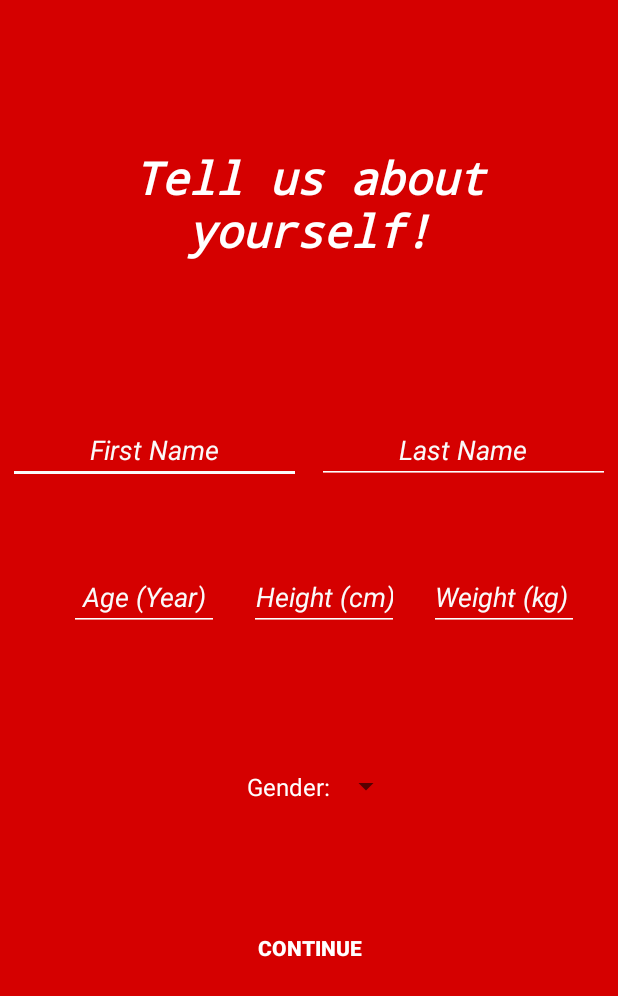
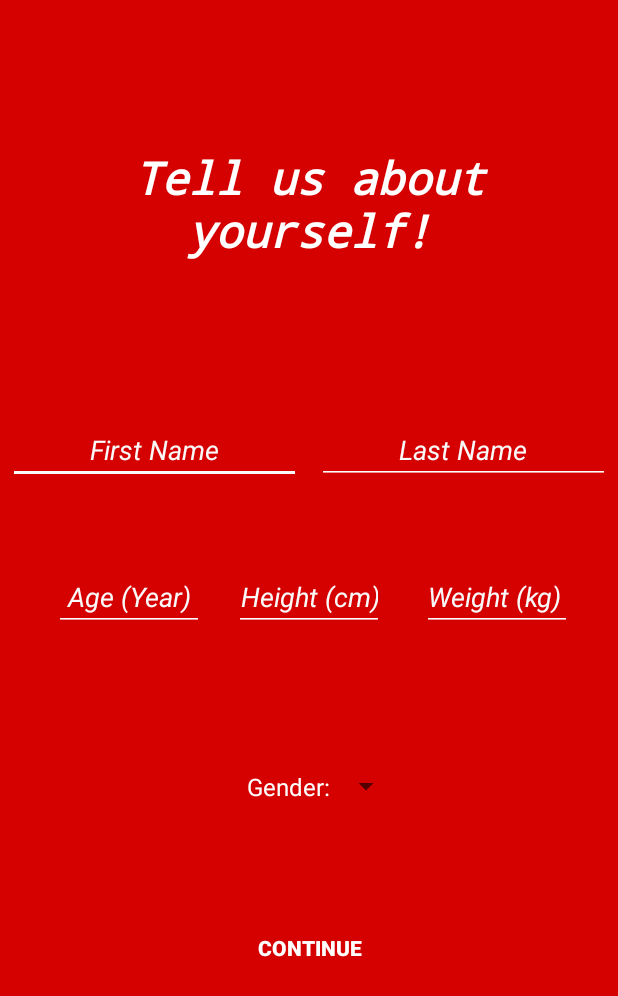
Before and after one commit to theodorethayib/NutriPocket, an Android app: the screen it shows after launch (CreateProfileActivity), on a phone screen of 412 x 824 dp. Shown: the top 996 px of the screen. Run offline under Robolectric (Android 15) with nearby library versions, the phone set to English and light mode, and no system bars.

Commit message:
visual CP1

```diff
--- a/app/src/main/res/layout/activity_create_profile.xml
+++ b/app/src/main/res/layout/activity_create_profile.xml
@@ -65,7 +65,7 @@
         android:layout_width="match_parent"
         android:layout_height="wrap_content"
         android:layout_weight="0.05"
-        android:gravity="right|center"
+        android:gravity="center_horizontal|center"
         android:orientation="horizontal"
         android:weightSum="1">
 
@@ -104,9 +104,7 @@
             android:id="@+id/weight"
             android:layout_width="100dp"
             android:layout_height="wrap_content"
-            android:layout_marginEnd="26dp"
             android:layout_marginLeft="5dp"
-            android:layout_marginRight="5dp"
             android:backgroundTint="@color/emphasisText"
             android:hint="@string/weight"
             android:inputType="number"
```
